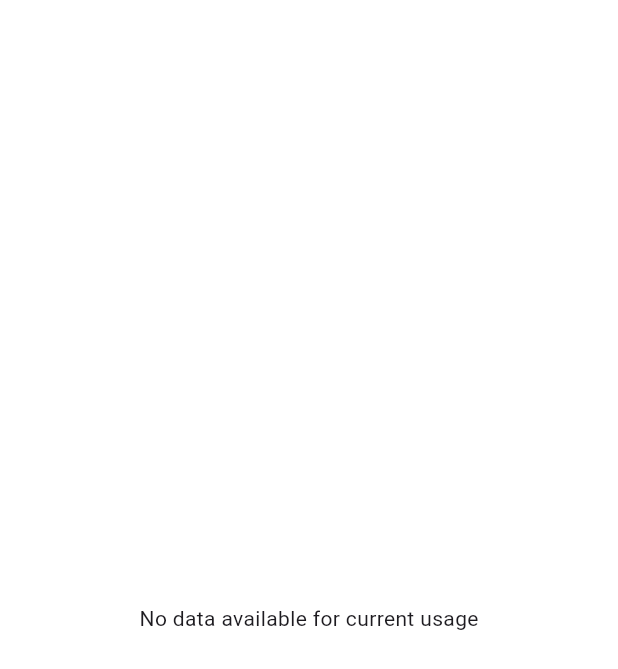
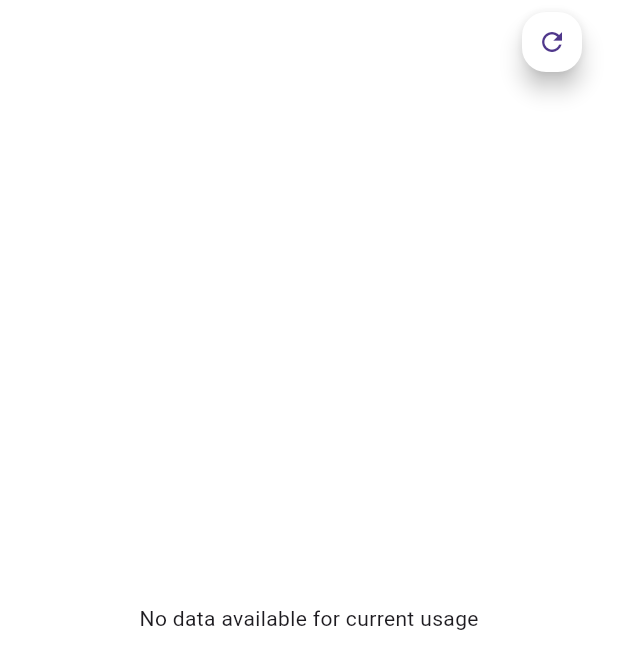
Before and after one commit to Smart-Eco/Smart-Eco, a Flutter app: the HomeScreen screen opened directly, on a phone screen of 412 x 824 dp. Shown: the top 669 px of the screen. Run offline on Flutter 3.47's test engine with Material 3 defaults, Android fonts, the phone set to English and light mode, and no system bars; our stand-ins replace cloud_firestore, firebase_auth, firebase_core, firebase_database, google_fonts; accounts and stored records are empty.

Commit message:
refresh_buttonadded

```diff
--- a/lib/Screens/home_screen.dart
+++ b/lib/Screens/home_screen.dart
@@ -236,6 +236,20 @@ class _HomeScreenState extends State<HomeScreen> {
           }
         },
       ),
+      floatingActionButton: Padding(
+        padding: EdgeInsets.all(8.0),
+        child: SizedBox(
+          width: 40,
+          height: 40,
+          child: FloatingActionButton(
+            onPressed: _fetchAndSetCurrentUsage,
+            child: Icon(Icons.refresh, size: 20),
+            backgroundColor: const Color.fromARGB(
+                255, 255, 255, 255), // Adjust color as needed
+          ),
+        ),
+      ),
+      floatingActionButtonLocation: FloatingActionButtonLocation.endTop,
     );
   }
 
@@ -373,7 +387,7 @@ class _HomeScreenState extends State<HomeScreen> {
           return Text('No data available for energy usage');
         } else {
           int tenergy = int.parse(snapshot.data.snapshot.value.toString());
-          double totalPrice = (tenergy/3600)*6.5;
+          double totalPrice = (tenergy / 3600) * 6.5;
 
           bool showNotification = totalPrice > priceLimit * 0.7;
           String notificationMessage =
@@ -391,7 +405,6 @@ class _HomeScreenState extends State<HomeScreen> {
                 ),
               );
             });
-
           }
           return Card(
             color: const Color.fromRGBO(112, 52, 224, 1),
```
